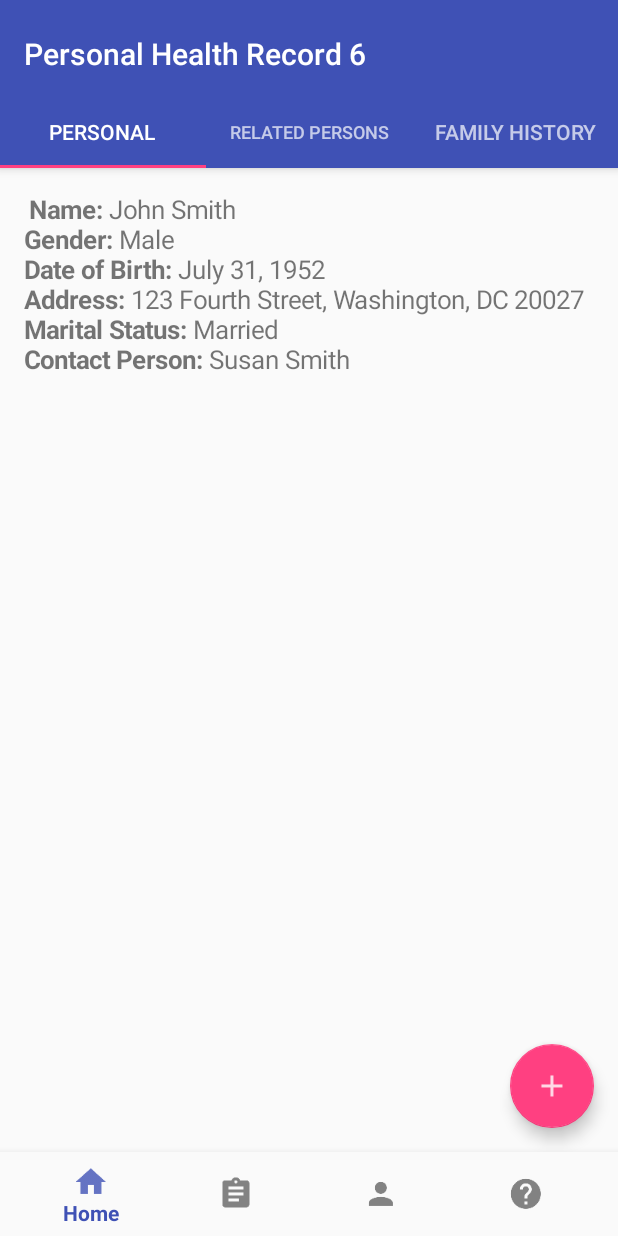
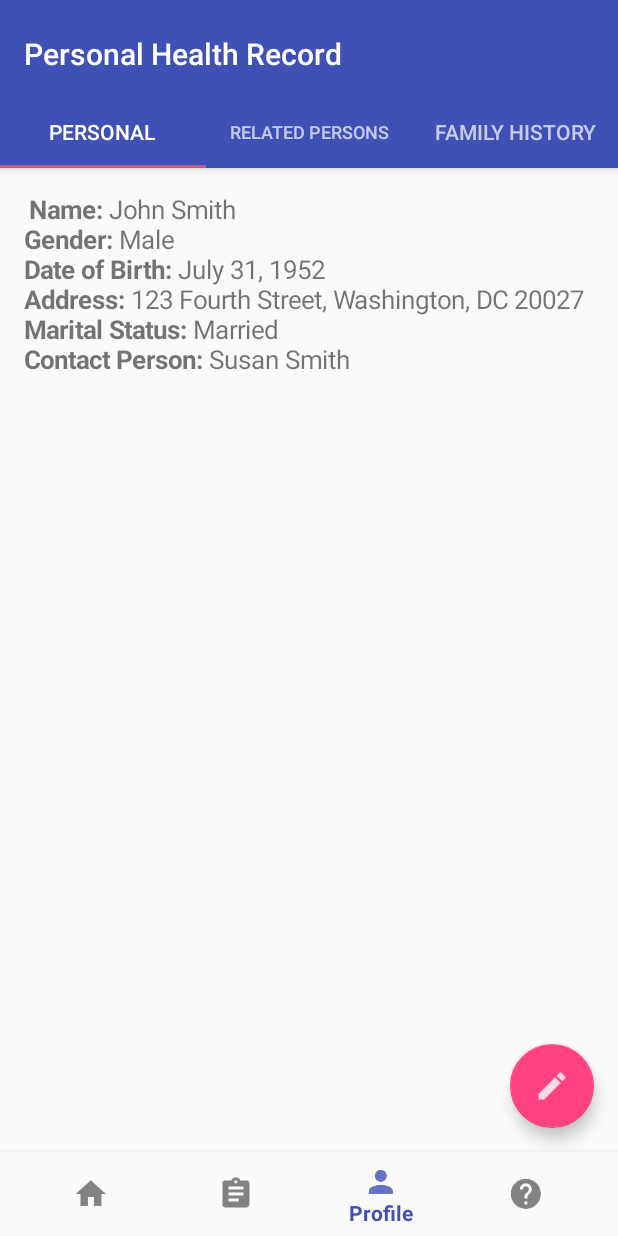
Before and after one commit to ChrisRunyan/AndroidPersonalHealthRecord, an Android app: the ProfileActivity screen opened directly, with no data from a screen before it, on a phone screen of 412 x 824 dp. Run offline under Robolectric (Android 15) with nearby library versions, the phone set to English and light mode, and no system bars.

Commit message:
Added edit button in profile view and resolved bugs in activity transition

```diff
--- a/app/src/main/java/com/example/jonat/personalhealthrecord/MainActivity.java
+++ b/app/src/main/java/com/example/jonat/personalhealthrecord/MainActivity.java
@@ -29,7 +29,6 @@ public class MainActivity extends AppCompatActivity {
                 case R.id.navigation_profile:
                     openActivity(ProfileActivity.class);
                 case R.id.navigation_about:
-                    mTextMessage.setText(R.string.title_about);
                     return true;
             }
             return false;
--- a/app/src/main/java/com/example/jonat/personalhealthrecord/ProfileActivity.java
+++ b/app/src/main/java/com/example/jonat/personalhealthrecord/ProfileActivity.java
@@ -3,6 +3,7 @@ package com.example.jonat.personalhealthrecord;
 import android.content.Intent;
 import android.support.annotation.NonNull;
 import android.support.design.widget.BottomNavigationView;
+import android.support.design.widget.FloatingActionButton;
 import android.support.design.widget.TabLayout;
 import android.support.v7.app.AppCompatActivity;
 import android.support.v7.widget.Toolbar;
@@ -12,6 +13,7 @@ import android.support.v4.app.FragmentManager;
 import android.support.v4.app.FragmentPagerAdapter;
 import android.support.v4.view.ViewPager;
 import android.os.Bundle;
+import android.util.Log;
 import android.view.LayoutInflater;
 import android.view.Menu;
 import android.view.MenuItem;
@@ -84,6 +86,19 @@ public class ProfileActivity extends AppCompatActivity {
 //                        .setAction("Action", null).show();
 //            }
 //        });
+
+        FloatingActionButton fab = (FloatingActionButton) findViewById(R.id.add);
+        BottomNavigationView navigation = (BottomNavigationView) findViewById(R.id.navigation);
+        navigation.setOnNavigationItemSelectedListener(mOnNavigationItemSelectedListener);
+        navigation.setSelectedItemId(R.id.navigation_profile);
+        fab.setOnClickListener(new View.OnClickListener() {
+            @Override
+            public void onClick(View view) {
+                openActivity(AddObservationActivity.class);
+            }
+        });
+
+        registerForContextMenu(fab);
 
     }
 
--- a/app/src/main/res/layout/activity_profile.xml
+++ b/app/src/main/res/layout/activity_profile.xml
@@ -36,7 +36,7 @@
 
             <android.support.v7.widget.Toolbar
                 android:id="@+id/toolbar"
-                app:title="@string/app_name"
+                app:title="Personal Health Record"
                 android:layout_width="match_parent"
                 android:layout_height="?attr/actionBarSize"
                 android:layout_weight="1"
@@ -80,7 +80,7 @@
 
     </android.support.design.widget.CoordinatorLayout>
 
-    <include layout="@layout/floating_add_button" />
+    <include layout="@layout/floating_edit_button" />
     <include layout="@layout/bottom_navigation" />
 
 </android.support.constraint.ConstraintLayout>
--- /dev/null
+++ b/app/src/main/res/layout/floating_edit_button.xml
@@ -0,0 +1,15 @@
+<?xml version="1.0" encoding="utf-8"?>
+<merge xmlns:android="http://schemas.android.com/apk/res/android"
+    xmlns:app="http://schemas.android.com/apk/res-auto">
+
+    <android.support.design.widget.FloatingActionButton
+        android:id="@+id/add"
+        android:layout_width="wrap_content"
+        android:layout_height="wrap_content"
+        android:layout_gravity="end|bottom"
+        app:layout_constraintRight_toRightOf="parent"
+        app:layout_constraintBottom_toTopOf="@id/navigation"
+        android:layout_margin="16dp"
+        android:src="@drawable/ic_edit_button_2"/>
+
+</merge>
```
Also changed, not shown: app/src/main/res/drawable-hdpi/ic_edit_button.png (added), app/src/main/res/drawable-hdpi/ic_edit_button_2.png (added), app/src/main/res/drawable-mdpi/ic_edit_button.png (added), app/src/main/res/drawable-mdpi/ic_edit_button_2.png (added), app/src/main/res/drawable-xhdpi/ic_edit_button.png (added), app/src/main/res/drawable-xhdpi/ic_edit_button_2.png (added), app/src/main/res/drawable-xxhdpi/ic_edit_button.png (added), app/src/main/res/drawable-xxhdpi/ic_edit_button_2.png (added).
